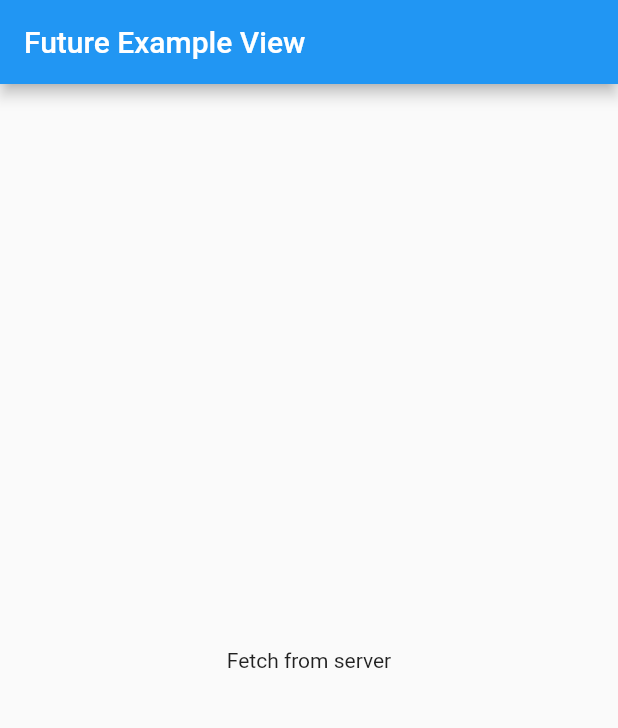
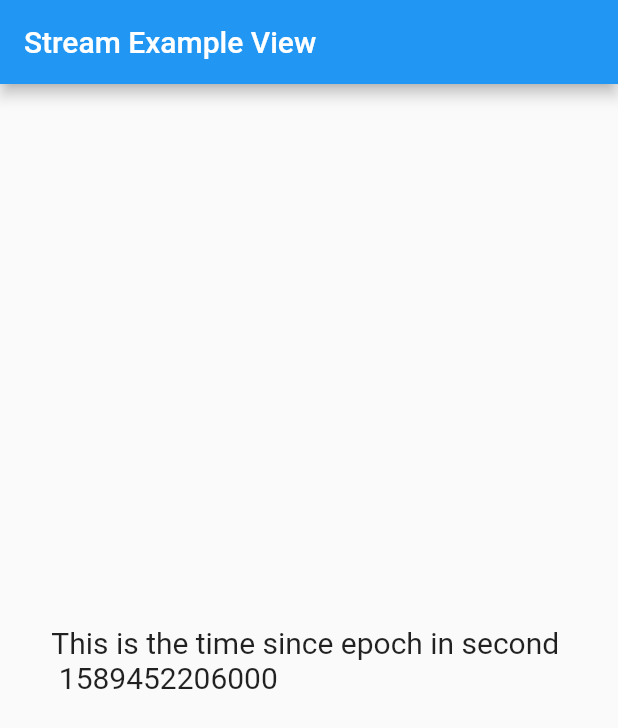
Before and after one commit to berthojoris/flutter_clean_architecture, a Flutter app: the screen it shows after launch, on a phone screen of 412 x 824 dp. Shown: the top 728 px of the screen. Run offline on Flutter 3.47's test engine with Material 2 defaults, Android fonts, the phone set to English and light mode, and no system bars; our stand-ins replace auto_route, flutter_hooks, get_it, injectable, stacked, stacked_services; missing offline and left inert: observable_ish, stacked_hooks.

Commit message:
Done use StreamExampleView

```diff
--- a/lib/main.dart
+++ b/lib/main.dart
@@ -2,7 +2,7 @@ import 'package:flutter/material.dart';
 import 'package:flutter_architecture/app/locator.dart';
 import 'package:stacked_services/stacked_services.dart';
 import 'app/router.gr.dart';
-import 'ui/views/future_example/future_example_view.dart';
+import 'ui/views/stream_example/stream_example_view.dart';
 
 void main() {
   setupLocator();
@@ -19,7 +19,7 @@ class MyApp extends StatelessWidget {
         primarySwatch: Colors.blue,
       ),
       // initialRoute: Routes.startupView,
-      home: FutureExampleView(),
+      home: StreamExampleView(),
       onGenerateRoute: Router().onGenerateRoute,
       navigatorKey: locator<NavigationService>().navigatorKey,
     );
--- /dev/null
+++ b/lib/ui/views/stream_example/stream_example_view.dart
@@ -0,0 +1,32 @@
+import 'package:flutter/material.dart';
+import 'package:stacked/stacked.dart';
+
+import 'stream_example_viewmodel.dart';
+
+class StreamExampleView extends StatelessWidget {
+  const StreamExampleView({Key key}) : super(key: key);
+
+  @override
+  Widget build(BuildContext context) {
+    return ViewModelBuilder<StreamExampleViewModel>.reactive(
+      builder: (context, model, child) {
+        return Scaffold(
+          appBar: AppBar(
+            title: Text(
+              "Stream Example View",
+            ),
+          ),
+          body: Center(
+            child: Text(
+              model.title,
+              style: TextStyle(
+                fontSize: 20,
+              ),
+            ),
+          ),
+        );
+      },
+      viewModelBuilder: () => StreamExampleViewModel(),
+    );
+  }
+}
--- /dev/null
+++ b/lib/ui/views/stream_example/stream_example_viewmodel.dart
@@ -0,0 +1,20 @@
+import 'package:stacked/stacked.dart';
+
+class StreamExampleViewModel extends StreamViewModel<int> {
+  String get title => 'This is the time since epoch in second \n $data';
+
+  @override
+  Stream<int> get stream => ecpohUpdate();
+
+  Stream<int> ecpohUpdate() async* {
+    while (true) {
+      await Future.delayed(Duration(seconds: 1));
+      yield DateTime.now().millisecondsSinceEpoch;
+    }
+  }
+
+  @override
+  void onData(int data) {
+    // Log your data
+  }
+}
```
